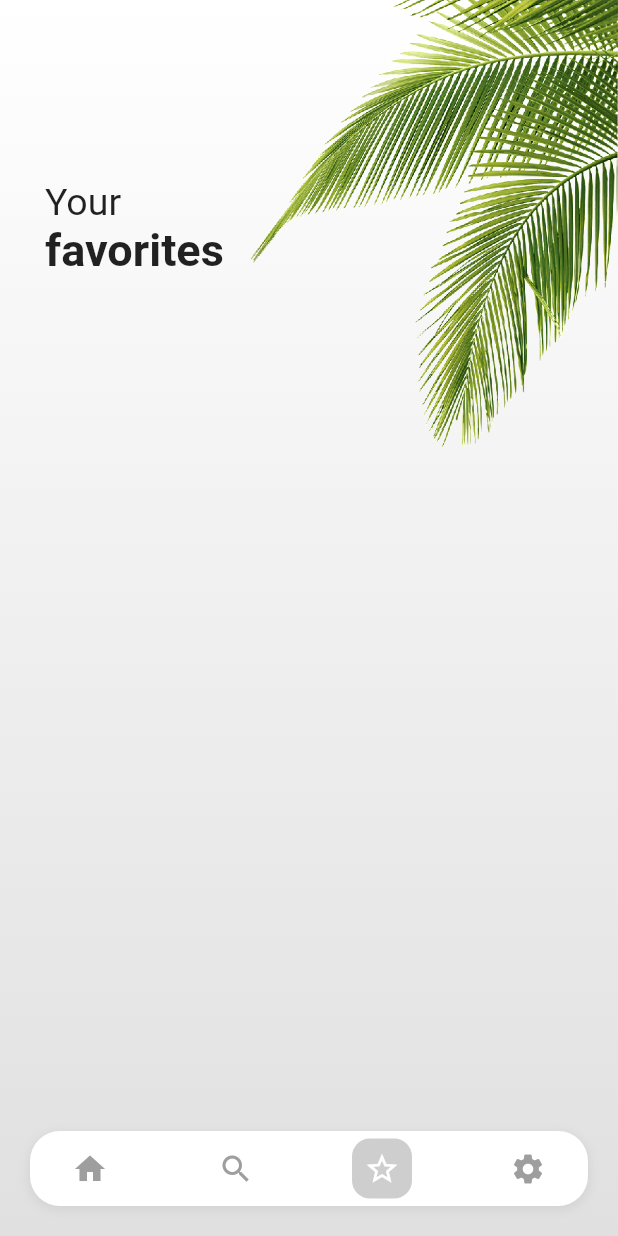
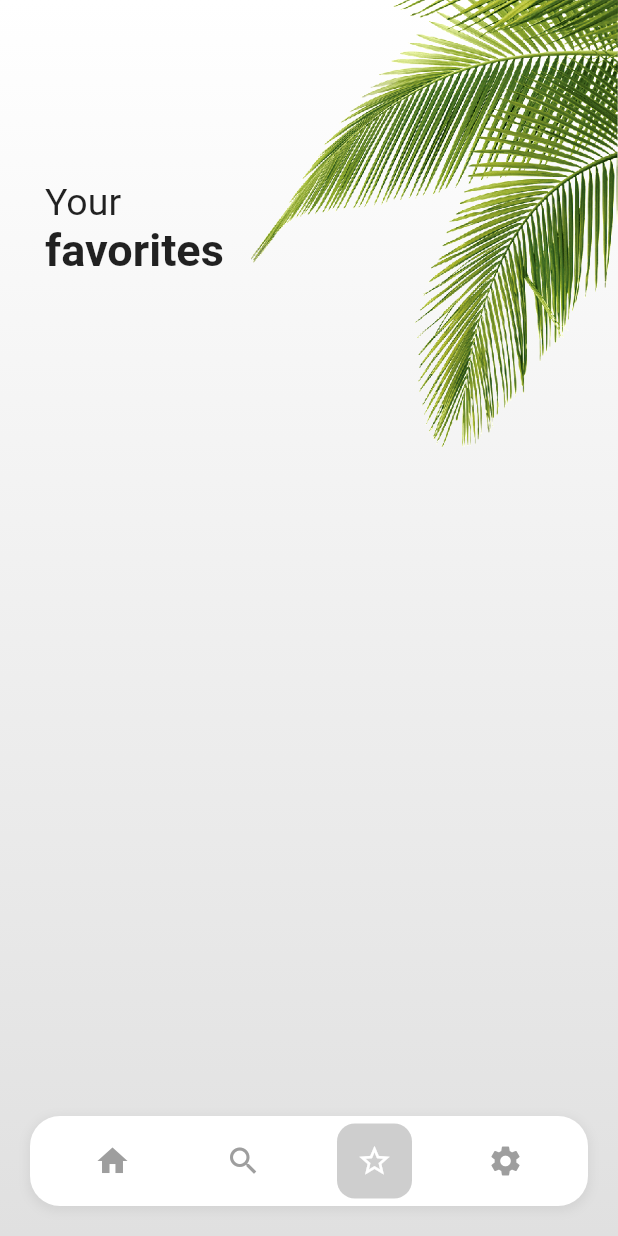
Before and after one commit to 92Andy/flutter_cocktail, a Flutter app: the screen it shows after launch, item 3 of the bottom bar chosen, on a phone screen of 412 x 824 dp. Run offline on Flutter 3.47's test engine with Material 2 defaults, Android fonts, the phone set to English and light mode, and no system bars; our stand-ins replace bloc, cached_network_image, flutter_bloc; network calls fail.

Commit message:
IconButtons improved

```diff
--- a/lib/widgets/bottom_nav_bar.dart
+++ b/lib/widgets/bottom_nav_bar.dart
@@ -19,7 +19,7 @@ class BottomNavBar extends StatelessWidget {
         right: 20,
       ),
       child: Container(
-        height: 50,
+        height: 60,
         decoration: BoxDecoration(
           color: Colors.white,
           borderRadius: BorderRadius.circular(20),
@@ -33,7 +33,7 @@ class BottomNavBar extends StatelessWidget {
           ],
         ),
         child: Padding(
-          padding: const EdgeInsets.symmetric(horizontal: 20),
+          padding: const EdgeInsets.symmetric(horizontal: 30),
           child: Row(
             mainAxisAlignment: MainAxisAlignment.spaceBetween,
             children: [
@@ -94,10 +94,12 @@ class _BottomNavBarIconItem extends StatelessWidget {
             )
           : null,
       color: isActive() ? Colors.grey.withOpacity(.5) : Colors.transparent,
-      child: Padding(
-        padding: const EdgeInsets.all(8.0),
+      child: SizedBox(
+        height: 50,
+        width: 50,
         child: InkWell(
           onTap: () => onTap(itemIndex),
+          borderRadius: const BorderRadius.all(Radius.circular(12)),
           child: Icon(
             iconData,
             color: isActive() ? Colors.white : Colors.grey,
```
